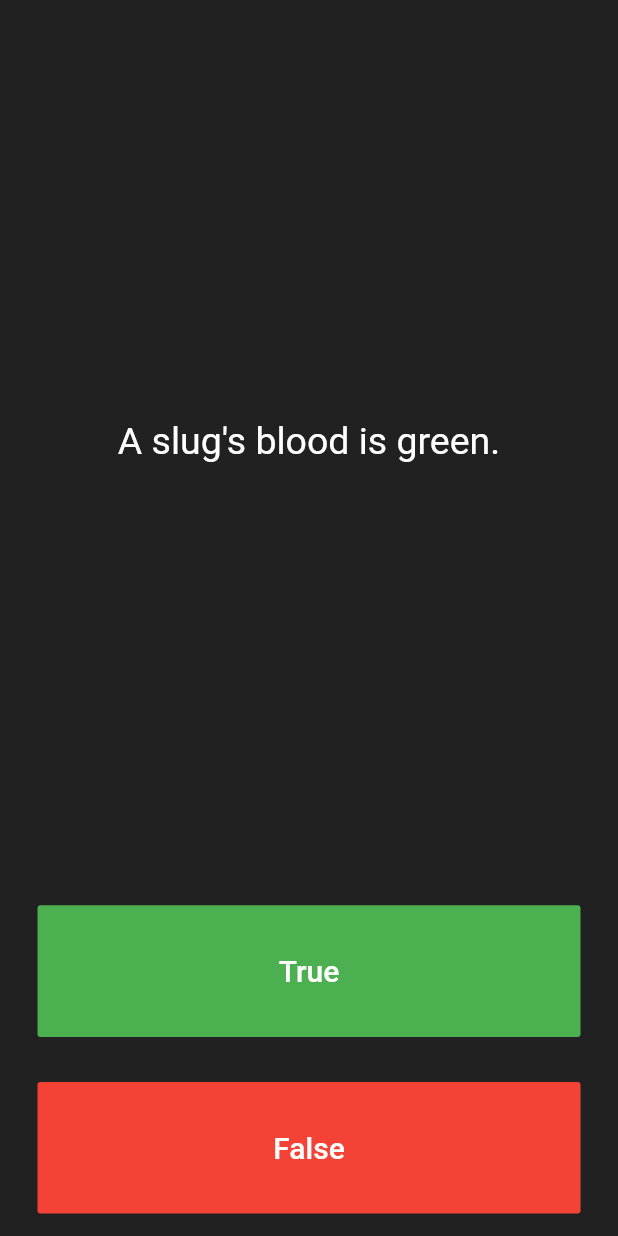
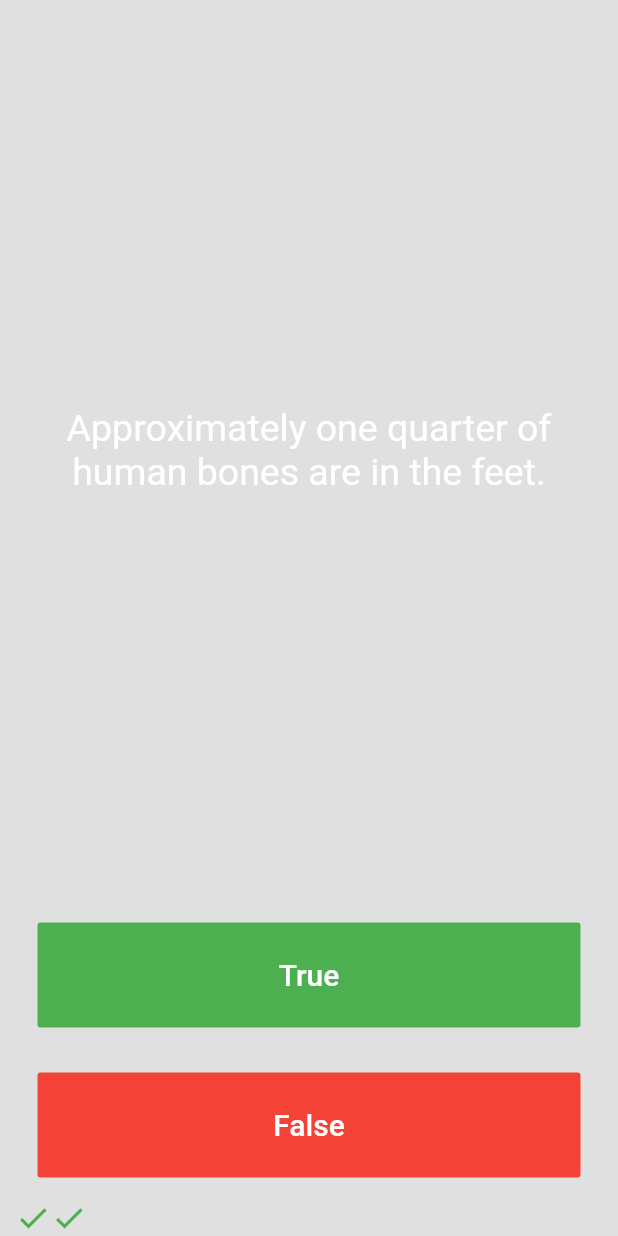
Before and after one commit to Mustafa1993Adnan/quizzler_flutter, a Flutter app: the screen it shows after launch, after a tap on "True", after a tap on "False", on a phone screen of 412 x 824 dp. Run offline on Flutter 3.47's test engine with Material 2 defaults, Android fonts, the phone set to English and light mode, and no system bars; our stand-ins replace rflutter_alert.

Commit message:
Completed the tutorial

```diff
--- a/lib/main.dart
+++ b/lib/main.dart
@@ -1,4 +1,6 @@
 import 'package:flutter/material.dart';
+import 'quiz_brain.dart';
+import 'package:rflutter_alert/rflutter_alert.dart';
 
 void main() => runApp(Quizzler());
 
@@ -7,7 +9,7 @@ class Quizzler extends StatelessWidget {
   Widget build(BuildContext context) {
     return MaterialApp(
       home: Scaffold(
-        backgroundColor: Colors.grey.shade900,
+        backgroundColor: Colors.black12,
         body: SafeArea(
           child: Padding(
             padding: EdgeInsets.symmetric(horizontal: 10.0),
@@ -26,18 +28,32 @@ class QuizPage extends StatefulWidget {
 
 class _QuizPageState extends State<QuizPage> {
   @override
-  List<String> questions = [
-    'You can lead a cow down stairs but not up stairs.',
-    'Approximately one quarter of human bones are in the feet.',
-    'A slug\'s blood is green.'
-  ];
-  int questionNumber = 0;
-  void trackQuestions() {
+  List<Icon> scoreKeeper = [];
+  QuizBrain quizBrain = QuizBrain();
+  void checkAnswers(bool pressedAnswer) {
+    bool checkAnswer = quizBrain.getQuestionAnswer();
     setState(() {
-      if (questionNumber < questions.length.toInt() - 1) {
-        questionNumber++;
+      if (quizBrain.isFinished() == true) {
+        Alert(
+          context: context,
+          title: "Quizzler Game",
+          desc: "You reached to the final question.",
+        ).show();
+        scoreKeeper.clear();
+        quizBrain.reset();
       } else {
-        questionNumber = 0;
+        if (checkAnswer == pressedAnswer) {
+          scoreKeeper.add(Icon(
+            Icons.check,
+            color: Colors.green,
+          ));
+        } else {
+          scoreKeeper.add(Icon(
+            Icons.close,
+            color: Colors.redAccent,
+          ));
+        }
+        quizBrain.nextQuestion();
       }
     });
   }
@@ -48,12 +64,12 @@ class _QuizPageState extends State<QuizPage> {
       crossAxisAlignment: CrossAxisAlignment.stretch,
       children: <Widget>[
         Expanded(
-          flex: 5,
+          flex: 6,
           child: Padding(
             padding: EdgeInsets.all(10.0),
             child: Center(
               child: Text(
-                questions[questionNumber],
+                quizBrain.getQuestionText(),
                 textAlign: TextAlign.center,
                 style: TextStyle(
                   fontSize: 25.0,
@@ -78,7 +94,7 @@ class _QuizPageState extends State<QuizPage> {
               ),
               onPressed: () {
                 //The user picked true.
-                trackQuestions();
+                checkAnswers(true);
               },
             ),
           ),
@@ -97,12 +113,16 @@ class _QuizPageState extends State<QuizPage> {
               ),
               onPressed: () {
                 //The user picked false.
-                trackQuestions();
+                checkAnswers(false);
               },
             ),
           ),
         ),
+
         //TODO: Add a Row here as your score keeper
+        Row(
+          children: scoreKeeper,
+        ),
       ],
     );
   }
--- /dev/null
+++ b/lib/questions.dart
@@ -0,0 +1,5 @@
+class Question {
+  String questionText;
+  bool questionAnswer;
+  Question(this.questionText, this.questionAnswer);
+}
--- /dev/null
+++ b/lib/quiz_brain.dart
@@ -0,0 +1,67 @@
+import 'questions.dart';
+
+class QuizBrain {
+  int _questionNumber = 0;
+  List<Question> _questionBank = [
+    Question('Some cats are actually allergic to humans', true),
+    Question('You can lead a cow down stairs but not up stairs.', false),
+    Question('Approximately one quarter of human bones are in the feet.', true),
+    Question('A slug\'s blood is green.', true),
+    Question('Buzz Aldrin\'s mother\'s maiden name was \"Moon\".', true),
+    Question('It is illegal to pee in the Ocean in Portugal.', true),
+    Question(
+        'No piece of square dry paper can be folded in half more than 7 times.',
+        false),
+    Question(
+        'In London, UK, if you happen to die in the House of Parliament, you are technically entitled to a state funeral, because the building is considered too sacred a place.',
+        true),
+    Question(
+        'The loudest sound produced by any animal is 188 decibels. That animal is the African Elephant.',
+        false),
+    Question(
+        'The total surface area of two human lungs is approximately 70 square metres.',
+        true),
+    Question('Google was originally called \"Backrub\".', true),
+    Question(
+        'Chocolate affects a dog\'s heart and nervous system; a few ounces are enough to kill a small dog.',
+        true),
+    Question(
+        'In West Virginia, USA, if you accidentally hit an animal with your car, you are free to take it home to eat.',
+        true),
+  ];
+
+  void nextQuestion() {
+    if (_questionNumber < _questionBank.length - 1) _questionNumber++;
+    // else {
+    //   _questionNumber = 0;
+    // }
+  }
+
+  String getQuestionText() {
+    return _questionBank[_questionNumber].questionText;
+  }
+
+  bool getQuestionAnswer() {
+    return _questionBank[_questionNumber].questionAnswer;
+  }
+
+  int getQuestionListLength() {
+    return _questionBank.length - 1;
+  }
+
+  int getQuestionNumber() {
+    return _questionNumber;
+  }
+
+  bool isFinished() {
+    if (_questionNumber >= _questionBank.length - 1) {
+      return true;
+    } else {
+      return false;
+    }
+  }
+
+  void reset() {
+    _questionNumber = 0;
+  }
+}
--- a/pubspec.yaml
+++ b/pubspec.yaml
@@ -28,6 +28,7 @@ dependencies:
   # The following adds the Cupertino Icons font to your application.
   # Use with the CupertinoIcons class for iOS style icons.
   cupertino_icons: ^1.0.2
+  rflutter_alert: ^2.0.2
 
 dev_dependencies:
   flutter_test:
```
Also changed, not shown: pubspec.lock.
